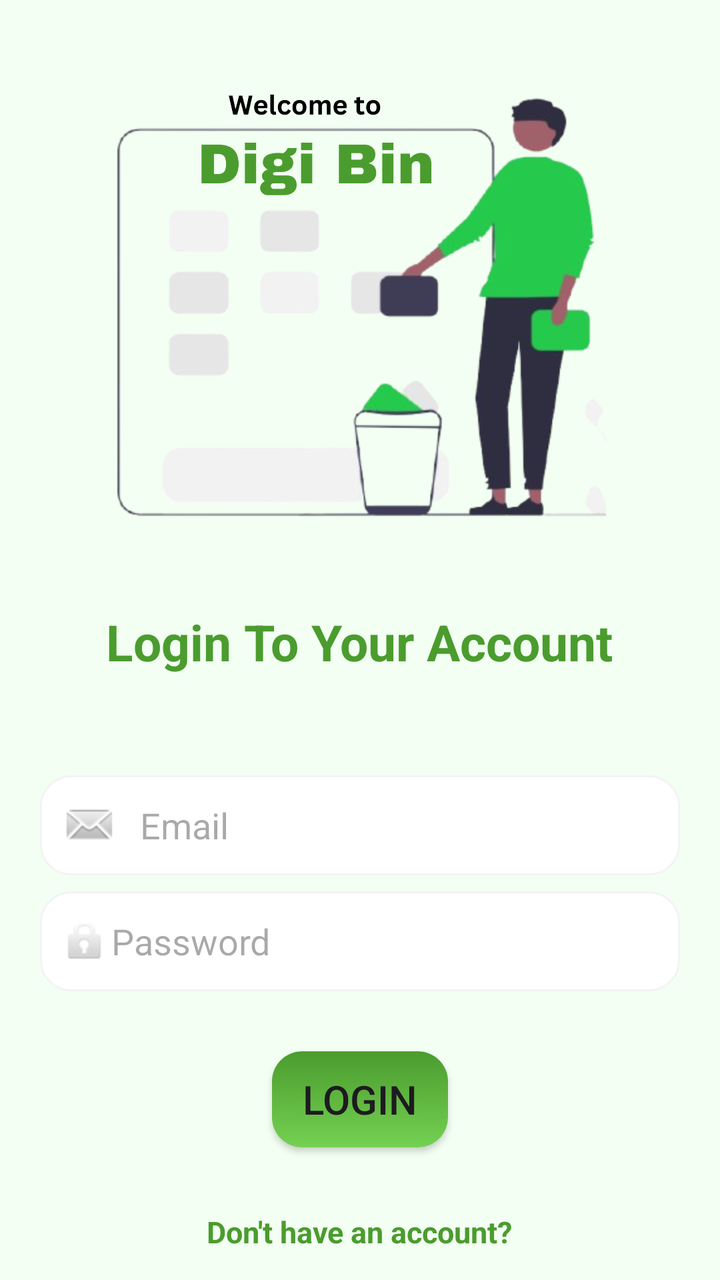
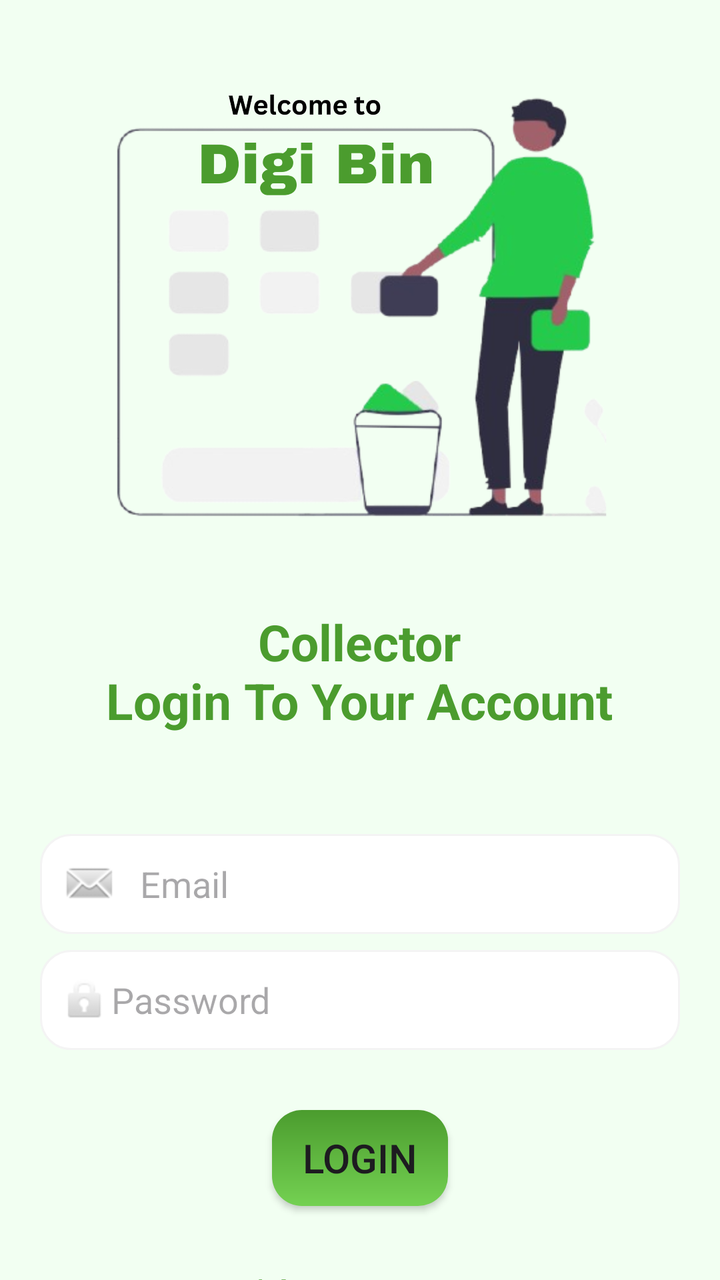

Screens rendered from an Android XML layout before and after an edit, with the pre-edit source and the edit as a unified diff.
<!-- AndroidManifest.xml: application theme Theme.DigiBin -->
<!-- res/layout/activity_coll_login.xml -->
<?xml version="1.0" encoding="utf-8"?>
<RelativeLayout xmlns:android="http://schemas.android.com/apk/res/android"
    xmlns:tools="http://schemas.android.com/tools"
    android:id="@+id/main"
    android:layout_width="match_parent"
    android:layout_height="match_parent"
    android:background="@color/green"
    tools:context=".loginActivity">

    <RelativeLayout
        android:layout_width="match_parent"
        android:layout_height="match_parent"
        android:background="@color/softgreen">

        <ImageView
            android:id="@+id/imageView7"
            android:layout_width="252dp"
            android:layout_height="229dp"
            android:layout_centerHorizontal="true"
            android:layout_marginTop="40dp"
            android:src="@drawable/cleanups" />

        <TextView
            android:id="@+id/textView5"
            android:layout_width="wrap_content"
            android:layout_height="wrap_content"
            android:layout_below="@id/imageView7"
            android:layout_centerHorizontal="true"
            android:layout_marginTop="35dp"
            android:text="Login To Your Account"
            android:textAlignment="center"
            android:textColor="@color/green"
            android:textSize="25sp"
            android:textStyle="bold" />

        <EditText
            android:id="@+id/editTextTextEmailAddress"
            android:layout_width="320dp"
            android:layout_height="50dp"
            android:layout_below="@id/textView5"
            android:layout_centerHorizontal="true"
            android:layout_marginTop="50dp"
            android:background="@drawable/edittext"
            android:drawableLeft="@android:drawable/sym_action_email"
            android:drawablePadding="10dp"
            android:hint="Email"
            android:inputType="textEmailAddress"
            android:padding="10dp"
            android:textColor="@color/black" />

        <EditText
            android:id="@+id/editTextTextPassword"
            android:layout_width="320dp"
            android:layout_height="50dp"
            android:layout_below="@id/editTextTextEmailAddress"
            android:layout_centerHorizontal="true"
            android:layout_marginTop="8dp"
            android:background="@drawable/edittext"
            android:drawableLeft="@android:drawable/ic_lock_idle_lock"
            android:hint="Password"
            android:inputType="textPassword"
            android:paddingLeft="10dp"
            android:textColor="@color/black" />

        <androidx.appcompat.widget.AppCompatButton
            android:id="@+id/loginButton"
            android:layout_width="wrap_content"
            android:layout_height="wrap_content"
            android:layout_below="@id/editTextTextPassword"
            android:layout_centerHorizontal="true"
            android:layout_marginTop="30dp"
            android:background="@drawable/greenbuttongradient"
            android:text="Login"
            android:textAllCaps="true"
            android:textSize="20sp" />

        <TextView
            android:id="@+id/textView3"
            android:layout_width="wrap_content"
            android:layout_height="wrap_content"
            android:layout_below="@id/loginButton"
            android:layout_centerHorizontal="true"
            android:layout_marginTop="32dp"
            android:text="Don't have an account?"
            android:textAlignment="center"
            android:textColor="@color/green"
            android:textSize="15sp"
            android:textStyle="bold" />

        <TextView
            android:id="@+id/textView4"
            android:layout_width="wrap_content"
            android:layout_height="wrap_content"
            android:layout_below="@id/textView3"
            android:layout_centerHorizontal="true"
            android:layout_marginTop="23dp"
            android:text="Sign Up"
            android:textAlignment="center"
            android:textColor="@color/green"
            android:textSize="15sp"
            android:textStyle="bold" />
    </RelativeLayout>
</RelativeLayout>
<!-- resources referenced by this layout -->
<resources>
  <color name="black">#FF000000</color>
  <color name="green">#4B9C2E</color>
  <color name="softgreen">#F2FFF2</color>
  <!-- drawable cleanups: png bitmap (drawable, 504773 bytes) -->
  <!-- drawable edittext (drawable) -->
  <?xml version="1.0" encoding="utf-8"?>
  <shape xmlns:android="http://schemas.android.com/apk/res/android">
  <solid android:color="@color/white"/>
      <corners android:radius="15dp"/>
      <stroke android:color="#f4f4f4" android:width="1dp"/>
  
  </shape>
  <!-- drawable greenbuttongradient (drawable) -->
  <?xml version="1.0" encoding="utf-8"?>
  <shape xmlns:android="http://schemas.android.com/apk/res/android">
  <gradient android:angle="-45" android:startColor="@color/green" android:endColor="@color/lightgreen"/>
      <corners android:radius="15dp"/>
  </shape>
  <style name="Theme.DigiBin" parent="Base.Theme.DigiBin" />
  <color name="white">#FFFFFFFF</color>
  <color name="lightgreen">#74D152</color>
  <style name="Base.Theme.DigiBin" parent="Theme.Material3.DayNight.NoActionBar">
          
          
      </style>
</resources>

<!-- the commit's change to res/layout/activity_coll_login.xml (unified diff, before → after) -->
@@ -27,7 +27,7 @@
             android:layout_below="@id/imageView7"
             android:layout_centerHorizontal="true"
             android:layout_marginTop="35dp"
-            android:text="Login To Your Account"
+            android:text="Collector\nLogin To Your Account"
             android:textAlignment="center"
             android:textColor="@color/green"
             android:textSize="25sp"
